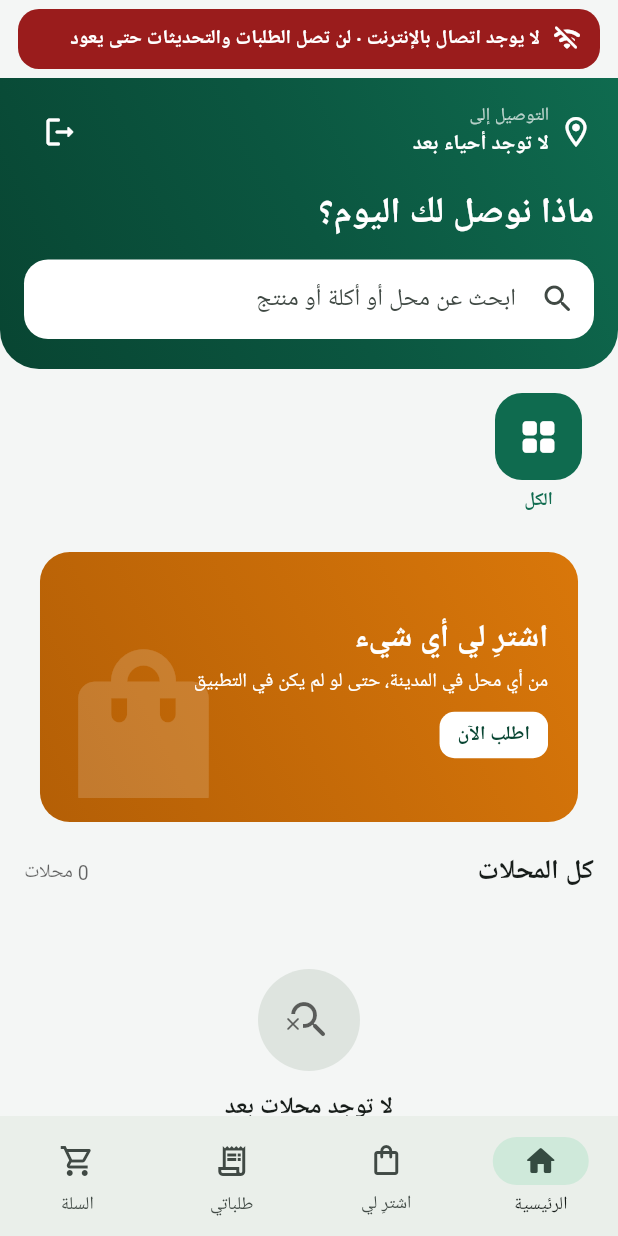
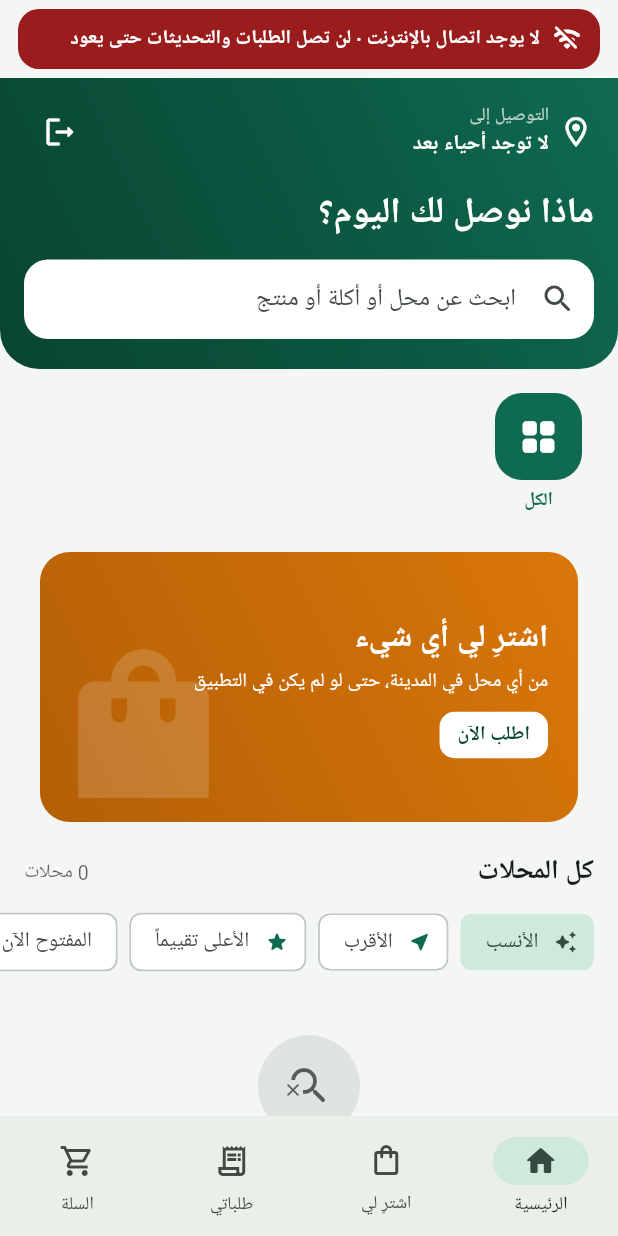
Before and after one commit to djalelcher3418-ops/delivery-app, a Flutter app: the screen it shows once a user with an empty profile is signed in, on a phone screen of 412 x 824 dp. Run offline on Flutter 3.47's test engine with Material 3 defaults, Android fonts, the phone set to English and light mode, and no system bars; our stand-ins replace cloud_firestore, firebase_auth, firebase_core, flutter_local_notifications, flutter_map, geolocator and 3 more; accounts and stored records are empty; Roboto replaces fonts that are missing (IBM Plex Sans Arabic, Readex Pro).

Commit message:
المسافة إلى المحلات وترتيبها
- المسافة من عنوان الزبون المحفوظ إلى المحل على بطاقة كل محل.
- أزرار ترتيب فوق قائمة المحلات: الأنسب، الأقرب، الأعلى تقييماً (المتوسط
  مع وزن لعدد التقييمات)، ومرشّح «المفتوح الآن».

Co-Authored-By: Claude Opus 5.5 <noreply@anthropic.com>
Claude-Session: https://claude.ai/code/session_014Q42PWHeZRWcZ92BqV35Hh

```diff
--- a/lib/screens/home.dart
+++ b/lib/screens/home.dart
@@ -1,4 +1,5 @@
 import 'dart:async';
+import 'dart:math' as math;
 
 import 'package:flutter/material.dart';
 
@@ -18,6 +19,8 @@ class HomeScreen extends StatefulWidget {
 class _HomeScreenState extends State<HomeScreen> {
   String q = '';
   String cat = 'all';
+  String sort = 'best'; // best | near | rating
+  bool openOnly = false;
   final page = PageController(viewportFraction: 0.9);
   int slide = 0;
   Timer? timer;
@@ -259,6 +262,7 @@ class _HomeScreenState extends State<HomeScreen> {
     final rows = <MapEntry<Doc, List<Doc>>>[];
     for (final s in app.visibleShops) {
       if (cat == 'fav' ? !app.favs.contains(s['id']) : (cat != 'all' && s['cat'] != cat)) continue;
+      if (openOnly && !app.isOpen(s)) continue;
       var hits = <Doc>[];
       if (query.isNotEmpty && !'${s['name']}'.contains(query)) {
         hits = app.productsOf(s['id']).where((p) => '${p['name']}'.contains(query) || '${p['desc'] ?? ''}'.contains(query)).toList();
@@ -269,6 +273,15 @@ class _HomeScreenState extends State<HomeScreen> {
     rows.sort((a, b) {
       final o = (app.isOpen(b.key) ? 1 : 0) - (app.isOpen(a.key) ? 1 : 0);
       if (o != 0) return o;
+      if (sort == 'near') {
+        final da = app.distanceTo(a.key) ?? 999, db = app.distanceTo(b.key) ?? 999;
+        if (da != db) return da.compareTo(db);
+      }
+      if (sort == 'rating') {
+        final ra = (avgRating(a.key) ?? 0) * math.min(asInt(a.key['ratingCount']), 20);
+        final rb = (avgRating(b.key) ?? 0) * math.min(asInt(b.key['ratingCount']), 20);
+        if (ra != rb) return rb.compareTo(ra);
+      }
       final r = (avgRating(b.key) ?? 0).compareTo(avgRating(a.key) ?? 0);
       return r != 0 ? r : '${a.key['name']}'.compareTo('${b.key['name']}');
     });
@@ -281,6 +294,39 @@ class _HomeScreenState extends State<HomeScreen> {
                 : 'كل المحلات';
     final list = <Widget>[
       SliverToBoxAdapter(child: SectionTitle(title, trailing: '${rows.length} محلات')),
+      SliverToBoxAdapter(
+        child: SizedBox(
+          height: 44,
+          child: ListView(
+            scrollDirection: Axis.horizontal,
+            padding: const EdgeInsets.symmetric(horizontal: 16),
+            children: [
+              for (final o in const [('best', 'الأنسب', Icons.auto_awesome_rounded), ('near', 'الأقرب', Icons.near_me_rounded), ('rating', 'الأعلى تقييماً', Icons.star_rounded)])
+                Padding(
+                  padding: const EdgeInsetsDirectional.only(end: 8),
+                  child: ChoiceChip(
+                    avatar: Icon(o.$3, size: 16),
+                    label: Text(o.$2),
+                    selected: sort == o.$1,
+                    showCheckmark: false,
+                    onSelected: (_) {
+                      if (o.$1 == 'near' && app.lat == null) {
+                        app.toast('أضف موقعك في عنوان التوصيل (صفحة السلة) لنرتب المحلات حسب المسافة.');
+                        return;
+                      }
+                      setState(() => sort = o.$1);
+                    },
+                  ),
+                ),
+              FilterChip(
+                label: const Text('المفتوح الآن'),
+                selected: openOnly,
+                onSelected: (v) => setState(() => openOnly = v),
+              ),
+            ],
+          ),
+        ),
+      ),
       if (rows.isEmpty)
         SliverToBoxAdapter(
           child: EmptyState(
--- a/lib/store.dart
+++ b/lib/store.dart
@@ -462,6 +462,9 @@ class AppState extends ChangeNotifier {
     }
     return a.isEmpty ? null : a.first;
   }
+
+  /// المسافة من عنوان الزبون (موقعه المحفوظ) إلى المحل، أو null إذا لم يحدد أحدهما موقعه
+  double? distanceTo(Doc shop) => km(lat, lng, asD(shop['lat']), asD(shop['lng']));
 
   List<Doc> get visibleShops => shops.where((s) => s['active'] != false).toList();
 
--- a/lib/ui.dart
+++ b/lib/ui.dart
@@ -332,6 +332,12 @@ class ShopCard extends StatelessWidget {
                       Text('${prep + 10}–${prep + 25} د', style: TextStyle(fontSize: 12.5, color: hint)),
                     ]),
                   if (zone != null) Text('التوصيل ${money(asInt(zone['fee']))}', style: TextStyle(fontSize: 12.5, color: hint)),
+                  if (app.distanceTo(shop) != null)
+                    Row(mainAxisSize: MainAxisSize.min, children: [
+                      Icon(Icons.near_me_rounded, size: 14, color: hint),
+                      const SizedBox(width: 3),
+                      Text(kmText(app.distanceTo(shop)!), style: TextStyle(fontSize: 12.5, color: hint)),
+                    ]),
                 ]),
                 if (hits.isNotEmpty)
                   Padding(
```
Also changed, not shown: 1 other file.
